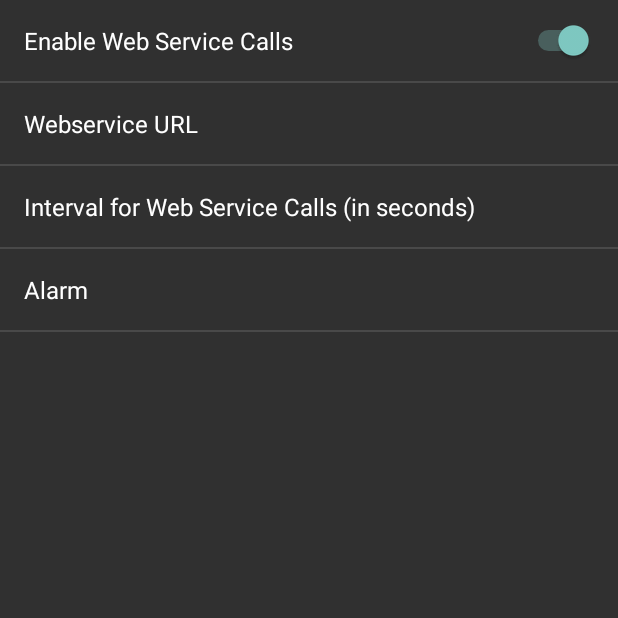
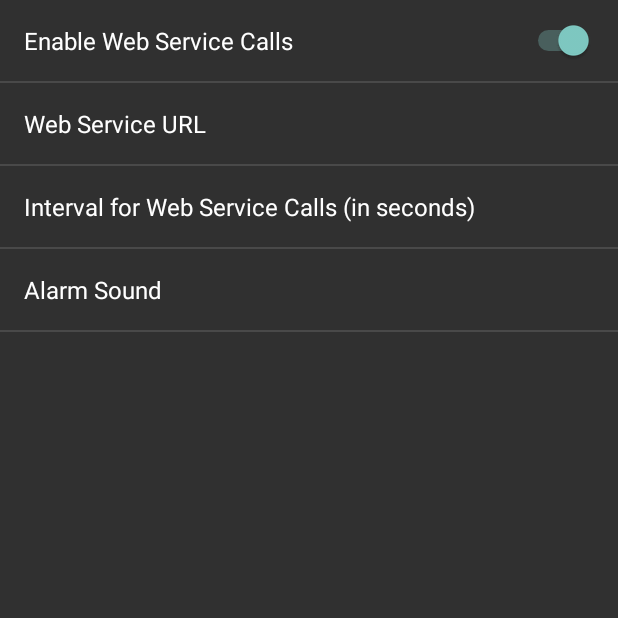
Before and after one commit to maximilianvoss/BeatTheMeat, an Android app: the screen it shows after launch (AppSettingsActivity), after a tap on "Settings", on a phone screen of 412 x 824 dp, the top half of it. Run offline under Robolectric (Android 15) with nearby library versions, the phone set to English and light mode, and no system bars; 14 statements that could not run were skipped; 2 other taps on this screen came first.

Commit message:
Refactoring Constants

```diff
--- a/app/src/main/java/rocks/voss/beatthemeat/activities/MainActivity.java
+++ b/app/src/main/java/rocks/voss/beatthemeat/activities/MainActivity.java
@@ -25,6 +25,7 @@ import java.util.ArrayList;
 import java.util.List;
 
 import lombok.Getter;
+import rocks.voss.beatthemeat.Constants;
 import rocks.voss.beatthemeat.R;
 import rocks.voss.beatthemeat.services.DataCollectionService;
 import rocks.voss.beatthemeat.services.NotificationSoundService;
@@ -132,9 +133,9 @@ public class MainActivity extends AppCompatActivity {
             SharedPreferences.Editor editor = sharedPref.edit();
             thermometers.remove(id);
             editor.putInt(NUMBER_OF_THERMOMETERS, thermometers.size());
-            editor.remove(KeyUtil.createKey("isRange", id));
-            editor.remove(KeyUtil.createKey("temperatureMin", id));
-            editor.remove(KeyUtil.createKey("temperatureMax", id));
+            editor.remove(KeyUtil.createKey(Constants.SETTING_TEMPERATURE_IS_RANGE, id));
+            editor.remove(KeyUtil.createKey(Constants.SETTING_TEMPERATURE_MIN, id));
+            editor.remove(KeyUtil.createKey(Constants.SETTING_TEMPERATURE_MAX, id));
             editor.apply();
 
         }
@@ -181,7 +182,7 @@ public class MainActivity extends AppCompatActivity {
 
     private void fillLinearLayout() {
         switchAlarm = new Switch(context);
-        switchAlarm.setText("Enable Alarm");
+        switchAlarm.setText(R.string.setting_general_enable_alarm);
         switchAlarm.setLayoutParams(new ViewGroup.LayoutParams(-1, 150));
         switchAlarm.setChecked(TemperatureUtil.isEnabled());
         switchAlarm.setPadding(25, 0, 25, 0);
--- a/app/src/main/java/rocks/voss/beatthemeat/activities/ThermometerSettingsActivity.java
+++ b/app/src/main/java/rocks/voss/beatthemeat/activities/ThermometerSettingsActivity.java
@@ -3,6 +3,7 @@ package rocks.voss.beatthemeat.activities;
 import android.app.Activity;
 import android.os.Bundle;
 
+import rocks.voss.beatthemeat.Constants;
 import rocks.voss.beatthemeat.fragments.ThermometerSettingsFragment;
 
 public class ThermometerSettingsActivity extends Activity {
@@ -10,7 +11,7 @@ public class ThermometerSettingsActivity extends Activity {
     protected void onCreate(Bundle savedInstanceState) {
         super.onCreate(savedInstanceState);
 
-        int id = getIntent().getIntExtra("rocks.voss.beatthemeat.widgets.ThermometerCanvas.id", 0);
+        int id = getIntent().getIntExtra(Constants.THERMOMETER_CANVAS_ID, 0);
         ThermometerSettingsFragment thermometerSettingsFragment = new ThermometerSettingsFragment();
         thermometerSettingsFragment.setId(id);
         getFragmentManager().beginTransaction().replace(android.R.id.content, thermometerSettingsFragment).commit();
--- a/app/src/main/java/rocks/voss/beatthemeat/fragments/AppSettingsFragment.java
+++ b/app/src/main/java/rocks/voss/beatthemeat/fragments/AppSettingsFragment.java
@@ -7,6 +7,7 @@ import android.preference.PreferenceFragment;
 import android.preference.RingtonePreference;
 import android.preference.SwitchPreference;
 
+import rocks.voss.beatthemeat.Constants;
 import rocks.voss.beatthemeat.R;
 import rocks.voss.beatthemeat.services.DataCollectionService;
 import rocks.voss.beatthemeat.ui.NumberPickerPreference;
@@ -21,7 +22,7 @@ public class AppSettingsFragment extends PreferenceFragment {
         super.onCreate(savedInstanceState);
 
         SwitchPreference runningService = new SwitchPreference(this.getContext());
-        runningService.setTitle("Enable Web Service Calls");
+        runningService.setTitle(R.string.setting_general_enable_webservice_calls);
         runningService.setDefaultValue(true);
         runningService.setOnPreferenceChangeListener(new Preference.OnPreferenceChangeListener() {
             @Override
@@ -36,19 +37,19 @@ public class AppSettingsFragment extends PreferenceFragment {
         });
 
         EditTextPreference webseviceURL = new EditTextPreference(this.getContext());
-        webseviceURL.setTitle("Webservice URL");
-        webseviceURL.setKey("webserviceURL");
+        webseviceURL.setTitle(R.string.setting_general_webservice_url);
+        webseviceURL.setKey(Constants.SETTING_GENERAL_WEBSERVICE_URL);
 
         NumberPickerPreference webserviceURLCalls = new NumberPickerPreference(this.getContext());
-        webserviceURLCalls.setKey("webserviceURLCalls");
-        webserviceURLCalls.setTitle("Interval for Web Service Calls (in seconds)");
+        webserviceURLCalls.setKey(Constants.SETTING_GENERAL_WEBSERVICE_URL_CALLS);
+        webserviceURLCalls.setTitle(R.string.setting_general_webservice_call_interval);
         webserviceURLCalls.setDefaultValue(5);
         webserviceURLCalls.setMaxValue(20);
         webserviceURLCalls.setMinValue(3);
 
         RingtonePreference alarm = new RingtonePreference(this.getContext());
-        alarm.setKey("alarm");
-        alarm.setTitle("Alarm");
+        alarm.setKey(Constants.SETTING_GENERAL_ALARM);
+        alarm.setTitle(R.string.setting_general_alarm);
 
         addPreferencesFromResource(R.xml.pref_appsettings);
         getPreferenceScreen().addPreference(runningService);
--- a/app/src/main/java/rocks/voss/beatthemeat/services/DataCollectionService.java
+++ b/app/src/main/java/rocks/voss/beatthemeat/services/DataCollectionService.java
@@ -13,6 +13,7 @@ import android.preference.PreferenceManager;
 import android.util.Log;
 
 import lombok.Setter;
+import rocks.voss.beatthemeat.Constants;
 import rocks.voss.beatthemeat.activities.MainActivity;
 import rocks.voss.beatthemeat.utils.TemperatureUtil;
 
@@ -29,10 +30,10 @@ public class DataCollectionService extends JobService {
 
     public static void schedule(Context context) {
         ComponentName component = new ComponentName(context, DataCollectionService.class);
-        JobInfo.Builder builder = new JobInfo.Builder(Constants.DATA_COLLECTION_SERVICE_ID, component);
+        JobInfo.Builder builder = new JobInfo.Builder(Constants.SERVICE_DATA_COLLECTION_SERVICE_ID, component);
 
         SharedPreferences sharedPref = PreferenceManager.getDefaultSharedPreferences(context);
-        int webserviceUrlCalls = sharedPref.getInt("webserviceURLCalls", COUNT);
+        int webserviceUrlCalls = sharedPref.getInt(Constants.SETTING_GENERAL_WEBSERVICE_URL_CALLS, COUNT);
 
         if (Build.VERSION.SDK_INT >= Build.VERSION_CODES.N) {
             builder.setMinimumLatency(webserviceUrlCalls * SEC);
@@ -46,7 +47,7 @@ public class DataCollectionService extends JobService {
 
     public static void cancelJob(Context context) {
         JobScheduler jobScheduler = (JobScheduler) context.getSystemService(Context.JOB_SCHEDULER_SERVICE);
-        jobScheduler.cancel(Constants.DATA_COLLECTION_SERVICE_ID);
+        jobScheduler.cancel(Constants.SERVICE_DATA_COLLECTION_SERVICE_ID);
     }
 
     @Override
--- a/app/src/main/java/rocks/voss/beatthemeat/ui/ThermometerCanvas.java
+++ b/app/src/main/java/rocks/voss/beatthemeat/ui/ThermometerCanvas.java
@@ -12,6 +12,7 @@ import android.view.SurfaceView;
 import android.view.View;
 
 import lombok.Setter;
+import rocks.voss.beatthemeat.Constants;
 import rocks.voss.beatthemeat.activities.ThermometerSettingsActivity;
 import rocks.voss.beatthemeat.utils.ColorUtil;
 import rocks.voss.beatthemeat.utils.KeyUtil;
@@ -53,7 +54,7 @@ public class ThermometerCanvas extends SurfaceView {
             @Override
             public void onClick(View v) {
                 Intent intent = new Intent(v.getContext(), ThermometerSettingsActivity.class);
-                intent.putExtra("rocks.voss.beatthemeat.widgets.ThermometerCanvas.id", id);
+                intent.putExtra(Constants.THERMOMETER_CANVAS_ID, id);
                 v.getContext().startActivity(intent);
             }
         });
@@ -70,10 +71,10 @@ public class ThermometerCanvas extends SurfaceView {
         super.onDraw(canvas);
 
         SharedPreferences sharedPref = PreferenceManager.getDefaultSharedPreferences(this.getContext());
-        boolean isRange = sharedPref.getBoolean(KeyUtil.createKey("isRange", id), true);
-        int temperatureCurrent = sharedPref.getInt(KeyUtil.createKey("temperatureCurrent", id), -9999);
-        int temperatureMin = sharedPref.getInt(KeyUtil.createKey("temperatureMin", id), 50);
-        int temperatureMax = sharedPref.getInt(KeyUtil.createKey("temperatureMax", id), 100);
+        boolean isRange = sharedPref.getBoolean(KeyUtil.createKey(Constants.SETTING_TEMPERATURE_IS_RANGE, id), true);
+        int temperatureCurrent = sharedPref.getInt(KeyUtil.createKey(Constants.SETTING_TEMPERATURE_CURRENT, id), -9999);
+        int temperatureMin = sharedPref.getInt(KeyUtil.createKey(Constants.SETTING_TEMPERATURE_MIN, id), 50);
+        int temperatureMax = sharedPref.getInt(KeyUtil.createKey(Constants.SETTING_TEMPERATURE_MAX, id), 100);
 
         canvas.drawRect(0, 0, canvas.getWidth(), canvas.getHeight(), colorBackground);
 
--- a/app/src/main/java/rocks/voss/beatthemeat/utils/TemperatureUtil.java
+++ b/app/src/main/java/rocks/voss/beatthemeat/utils/TemperatureUtil.java
@@ -6,6 +6,7 @@ import android.preference.PreferenceManager;
 
 import lombok.Getter;
 import lombok.Setter;
+import rocks.voss.beatthemeat.Constants;
 import rocks.voss.beatthemeat.activities.MainActivity;
 
 /**
@@ -29,10 +30,10 @@ public class TemperatureUtil {
 
     public static boolean isAlarm(Context context, int id) {
         SharedPreferences sharedPref = PreferenceManager.getDefaultSharedPreferences(context);
-        boolean isRange = sharedPref.getBoolean(KeyUtil.createKey("isRange", id), true);
-        int temperatureCurrent = sharedPref.getInt(KeyUtil.createKey("temperatureCurrent", id), 100);
-        int temperatureMin = sharedPref.getInt(KeyUtil.createKey("temperatureMin", id), 50);
-        int temperatureMax = sharedPref.getInt(KeyUtil.createKey("temperatureMax", id), 100);
+        boolean isRange = sharedPref.getBoolean(KeyUtil.createKey(Constants.SETTING_TEMPERATURE_IS_RANGE, id), true);
+        int temperatureCurrent = sharedPref.getInt(KeyUtil.createKey(Constants.SETTING_TEMPERATURE_CURRENT, id), 100);
+        int temperatureMin = sharedPref.getInt(KeyUtil.createKey(Constants.SETTING_TEMPERATURE_MIN, id), 50);
+        int temperatureMax = sharedPref.getInt(KeyUtil.createKey(Constants.SETTING_TEMPERATURE_MAX, id), 100);
 
         if (isRange) {
             if (temperatureCurrent < temperatureMin || temperatureCurrent > temperatureMax) {
--- a/app/src/main/res/values/strings.xml
+++ b/app/src/main/res/values/strings.xml
@@ -2,4 +2,15 @@
     <string name="app_name">Beat The Meat</string>
     <string name="channel_name">Meat Notification</string>
     <string name="channel_description">Notification when your meat is done</string>
+
+    <string name="setting_general_enable_alarm">Enable Alarm</string>
+    <string name="setting_general_enable_webservice_calls">Enable Web Service Calls</string>
+    <string name="setting_general_webservice_url">Web Service URL</string>
+    <string name="setting_general_webservice_call_interval">Interval for Web Service Calls (in seconds)</string>
+    <string name="setting_general_alarm">Alarm Sound</string>
+
+    <string name="setting_temperature_isrange">Temperature is Range</string>
+    <string name="setting_temperature_min">Temperature Min</string>
+    <string name="setting_temperature_max">Temperature Max</string>
+
 </resources>
```
Also changed, not shown: app/src/main/java/rocks/voss/beatthemeat/Constants.java (added, +27 -0 lines), app/src/main/java/rocks/voss/beatthemeat/fragments/ThermometerSettingsFragment.java (+7 -6 lines), app/src/main/java/rocks/voss/beatthemeat/services/Constants.java (deleted, +0 -12 lines), app/src/main/java/rocks/voss/beatthemeat/services/DataCollectionServiceThread.java (+4 -3 lines), app/src/main/java/rocks/voss/beatthemeat/services/NotificationSoundService.java (+5 -4 lines).
